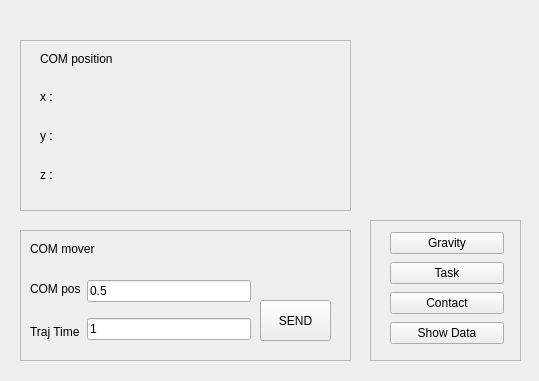
This is dyros_red_gui/resource/DyrosRed.ui in saga0619/dyros_red as Qt 5 draws it before an edit. The edited form follows.
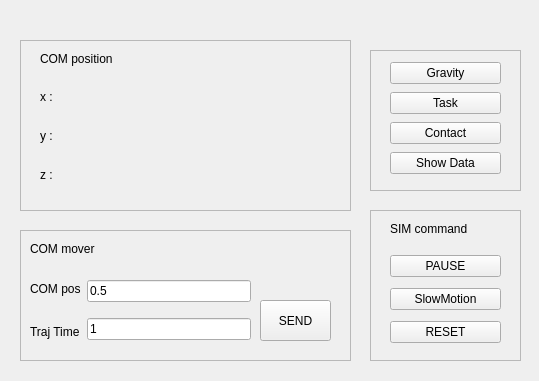
This is the edited form.

Commit message: gui mjsim controller added

The edit to the form file:
```diff
--- a/dyros_red_gui/resource/DyrosRed.ui
+++ b/dyros_red_gui/resource/DyrosRed.ui
@@ -113,7 +113,7 @@
    <property name="geometry">
     <rect>
      <x>370</x>
-     <y>220</y>
+     <y>50</y>
      <width>151</width>
      <height>141</height>
     </rect>
@@ -129,7 +129,7 @@
      <rect>
       <x>20</x>
       <y>10</y>
-      <width>114</width>
+      <width>111</width>
       <height>120</height>
      </rect>
     </property>
@@ -266,6 +266,68 @@
     </property>
    </widget>
   </widget>
+  <widget class="QFrame" name="frame_4">
+   <property name="geometry">
+    <rect>
+     <x>370</x>
+     <y>210</y>
+     <width>151</width>
+     <height>151</height>
+    </rect>
+   </property>
+   <property name="frameShape">
+    <enum>QFrame::StyledPanel</enum>
+   </property>
+   <property name="frameShadow">
+    <enum>QFrame::Raised</enum>
+   </property>
+   <widget class="QWidget" name="verticalLayoutWidget_3">
+    <property name="geometry">
+     <rect>
+      <x>20</x>
+      <y>40</y>
+      <width>111</width>
+      <height>101</height>
+     </rect>
+    </property>
+    <layout class="QVBoxLayout" name="verticalLayout_6">
+     <item>
+      <widget class="QPushButton" name="pause_button">
+       <property name="text">
+        <string>PAUSE</string>
+       </property>
+      </widget>
+     </item>
+     <item>
+      <widget class="QPushButton" name="slowmotion_button">
+       <property name="text">
+        <string>SlowMotion</string>
+       </property>
+      </widget>
+     </item>
+     <item>
+      <widget class="QPushButton" name="reset_button">
+       <property name="text">
+        <string>RESET</string>
+       </property>
+      </widget>
+     </item>
+    </layout>
+   </widget>
+   <widget class="QLabel" name="label_11">
+    <property name="geometry">
+     <rect>
+      <x>20</x>
+      <y>10</y>
+      <width>111</width>
+      <height>17</height>
+     </rect>
+    </property>
+    <property name="text">
+     <string>SIM command</string>
+    </property>
+   </widget>
+  </widget>
  </widget>
  <resources/>
  <connections/>
```
The commit also changes 2 other files.
